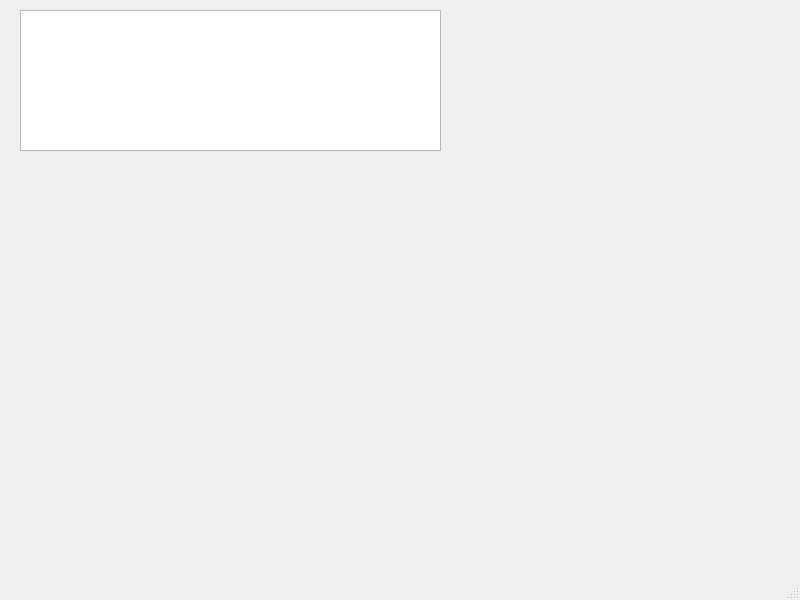
Old version of the form mainwindow.ui in the repository mishanyya/Qt_example_models_of_dif_tables_and_setup_table_create_class.
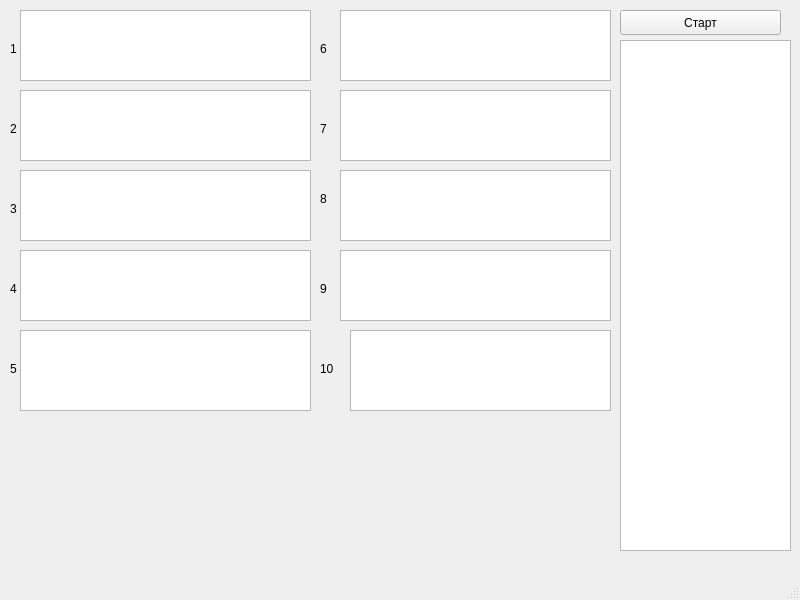
New version of the form.

```diff
--- a/mainwindow.ui
+++ b/mainwindow.ui
@@ -14,16 +14,272 @@
    <string>MainWindow</string>
   </property>
   <widget class="QWidget" name="centralwidget">
-   <widget class="QTableView" name="tableView">
+   <widget class="QPushButton" name="pushButton">
     <property name="geometry">
      <rect>
+      <x>620</x>
+      <y>10</y>
+      <width>161</width>
+      <height>25</height>
+     </rect>
+    </property>
+    <property name="text">
+     <string>Старт</string>
+    </property>
+   </widget>
+   <widget class="QTextEdit" name="textEdit">
+    <property name="geometry">
+     <rect>
       <x>20</x>
       <y>10</y>
-      <width>421</width>
-      <height>141</height>
+      <width>291</width>
+      <height>71</height>
      </rect>
     </property>
    </widget>
+   <widget class="QTextEdit" name="textEdit_2">
+    <property name="geometry">
+     <rect>
+      <x>20</x>
+      <y>90</y>
+      <width>291</width>
+      <height>71</height>
+     </rect>
+    </property>
+   </widget>
+   <widget class="QTextEdit" name="textEdit_3">
+    <property name="geometry">
+     <rect>
+      <x>20</x>
+      <y>170</y>
+      <width>291</width>
+      <height>71</height>
+     </rect>
+    </property>
+   </widget>
+   <widget class="QTextEdit" name="textEdit_4">
+    <property name="geometry">
+     <rect>
+      <x>20</x>
+      <y>250</y>
+      <width>291</width>
+      <height>71</height>
+     </rect>
+    </property>
+   </widget>
+   <widget class="QTextEdit" name="textEdit_5">
+    <property name="geometry">
+     <rect>
+      <x>20</x>
+      <y>330</y>
+      <width>291</width>
+      <height>81</height>
+     </rect>
+    </property>
+   </widget>
+   <widget class="QTextEdit" name="textEdit_6">
+    <property name="geometry">
+     <rect>
+      <x>340</x>
+      <y>10</y>
+      <width>271</width>
+      <height>71</height>
+     </rect>
+    </property>
+   </widget>
+   <widget class="QTextEdit" name="textEdit_7">
+    <property name="geometry">
+     <rect>
+      <x>340</x>
+      <y>90</y>
+      <width>271</width>
+      <height>71</height>
+     </rect>
+    </property>
+   </widget>
+   <widget class="QTextEdit" name="textEdit_8">
+    <property name="geometry">
+     <rect>
+      <x>340</x>
+      <y>170</y>
+      <width>271</width>
+      <height>71</height>
+     </rect>
+    </property>
+   </widget>
+   <widget class="QTextEdit" name="textEdit_9">
+    <property name="geometry">
+     <rect>
+      <x>340</x>
+      <y>250</y>
+      <width>271</width>
+      <height>71</height>
+     </rect>
+    </property>
+   </widget>
+   <widget class="QTextEdit" name="textEdit_10">
+    <property name="geometry">
+     <rect>
+      <x>350</x>
+      <y>330</y>
+      <width>261</width>
+      <height>81</height>
+     </rect>
+    </property>
+   </widget>
+   <widget class="QLabel" name="label">
+    <property name="geometry">
+     <rect>
+      <x>530</x>
+      <y>490</y>
+      <width>67</width>
+      <height>17</height>
+     </rect>
+    </property>
+    <property name="text">
+     <string/>
+    </property>
+   </widget>
+   <widget class="QTextEdit" name="textEdit_11">
+    <property name="geometry">
+     <rect>
+      <x>620</x>
+      <y>40</y>
+      <width>171</width>
+      <height>511</height>
+     </rect>
+    </property>
+   </widget>
+   <widget class="QLabel" name="label_3">
+    <property name="geometry">
+     <rect>
+      <x>10</x>
+      <y>40</y>
+      <width>67</width>
+      <height>17</height>
+     </rect>
+    </property>
+    <property name="text">
+     <string>1</string>
+    </property>
+   </widget>
+   <widget class="QLabel" name="label_4">
+    <property name="geometry">
+     <rect>
+      <x>10</x>
+      <y>120</y>
+      <width>67</width>
+      <height>17</height>
+     </rect>
+    </property>
+    <property name="text">
+     <string>2</string>
+    </property>
+   </widget>
+   <widget class="QLabel" name="label_5">
+    <property name="geometry">
+     <rect>
+      <x>10</x>
+      <y>200</y>
+      <width>67</width>
+      <height>17</height>
+     </rect>
+    </property>
+    <property name="text">
+     <string>3</string>
+    </property>
+   </widget>
+   <widget class="QLabel" name="label_6">
+    <property name="geometry">
+     <rect>
+      <x>10</x>
+      <y>280</y>
+      <width>67</width>
+      <height>17</height>
+     </rect>
+    </property>
+    <property name="text">
+     <string>4</string>
+    </property>
+   </widget>
+   <widget class="QLabel" name="label_7">
+    <property name="geometry">
+     <rect>
+      <x>10</x>
+      <y>360</y>
+      <width>67</width>
+      <height>17</height>
+     </rect>
+    </property>
+    <property name="text">
+     <string>5</string>
+    </property>
+   </widget>
+   <widget class="QLabel" name="label_8">
+    <property name="geometry">
+     <rect>
+      <x>320</x>
+      <y>40</y>
+      <width>67</width>
+      <height>17</height>
+     </rect>
+    </property>
+    <property name="text">
+     <string>6</string>
+    </property>
+   </widget>
+   <widget class="QLabel" name="label_9">
+    <property name="geometry">
+     <rect>
+      <x>320</x>
+      <y>120</y>
+      <width>67</width>
+      <height>17</height>
+     </rect>
+    </property>
+    <property name="text">
+     <string>7</string>
+    </property>
+   </widget>
+   <widget class="QLabel" name="label_10">
+    <property name="geometry">
+     <rect>
+      <x>320</x>
+      <y>190</y>
+      <width>67</width>
+      <height>17</height>
+     </rect>
+    </property>
+    <property name="text">
+     <string>8</string>
+    </property>
+   </widget>
+   <widget class="QLabel" name="label_11">
+    <property name="geometry">
+     <rect>
+      <x>320</x>
+      <y>280</y>
+      <width>67</width>
+      <height>17</height>
+     </rect>
+    </property>
+    <property name="text">
+     <string>9</string>
+    </property>
+   </widget>
+   <widget class="QLabel" name="label_12">
+    <property name="geometry">
+     <rect>
+      <x>320</x>
+      <y>360</y>
+      <width>67</width>
+      <height>17</height>
+     </rect>
+    </property>
+    <property name="text">
+     <string>10</string>
+    </property>
+   </widget>
   </widget>
   <widget class="QMenuBar" name="menubar">
    <property name="geometry">
```
